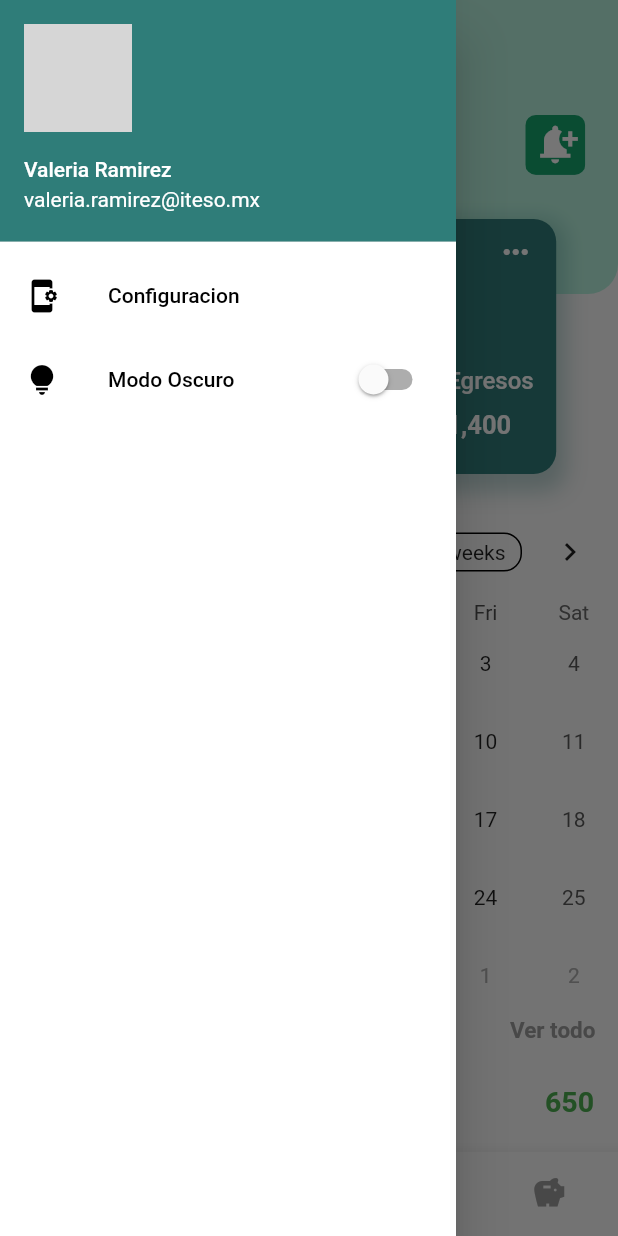
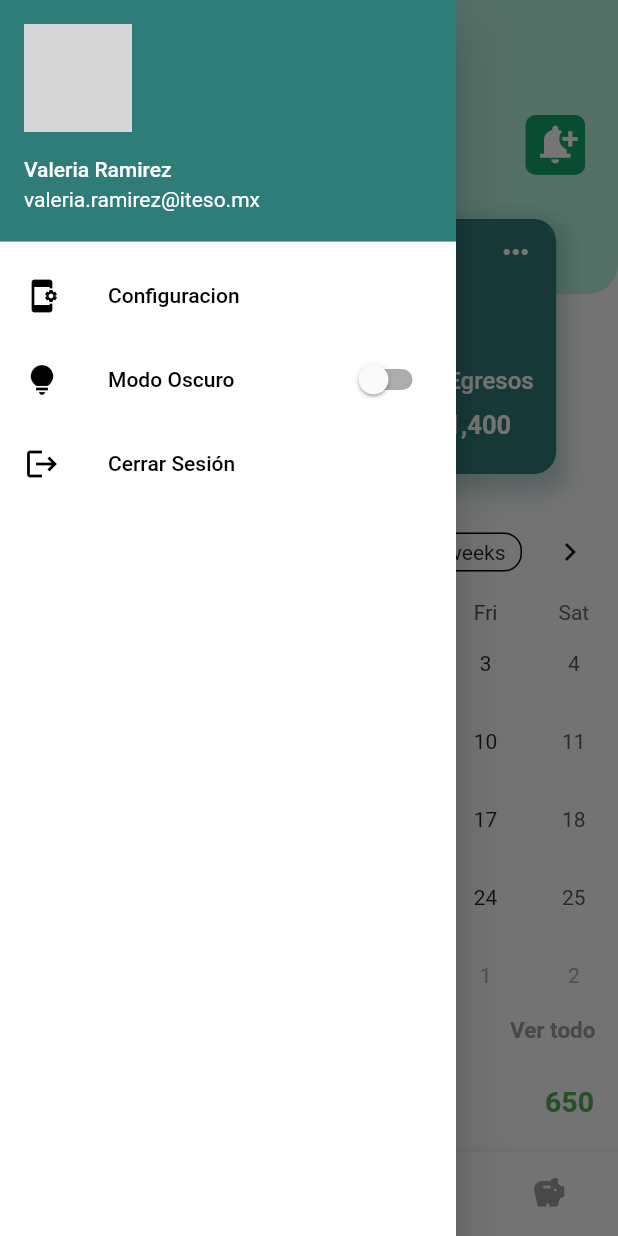
Before and after one commit to valrmzl/ProyectoMovilesVNS, a Flutter app: the screen it shows after launch, with the side drawer open, on a phone screen of 412 x 824 dp. Run offline on Flutter 3.47's test engine with Material 2 defaults, Android fonts, the phone set to English and light mode, and no system bars; drawn by our look-alikes of table_calendar; our stand-ins replace bloc, carousel_slider, equatable, flutter_bloc, permission_handler; network calls fail; grey boxes are pictures that could not be loaded.

Commit message:
cerrar sesion

```diff
--- a/lib/Screens/NavBar.dart
+++ b/lib/Screens/NavBar.dart
@@ -75,6 +75,19 @@ class _NavBarState extends State<NavBar> {
             },
           ),
         ),
+        ListTile(
+          leading: Icon(
+            Icons.logout,
+             color: themeState.themeData.colorScheme.onPrimaryContainer),
+          title: Text("Cerrar Sesión",
+          style:TextStyle(color: themeState.themeData.colorScheme.onPrimaryContainer)),
+          onTap: () {
+
+            Navigator.of(context).push(MaterialPageRoute(
+              builder: (context) => LoginPage(),
+            ));
+          },
+        ),
         // Otras opciones del Drawer
       ],
     ),
```
